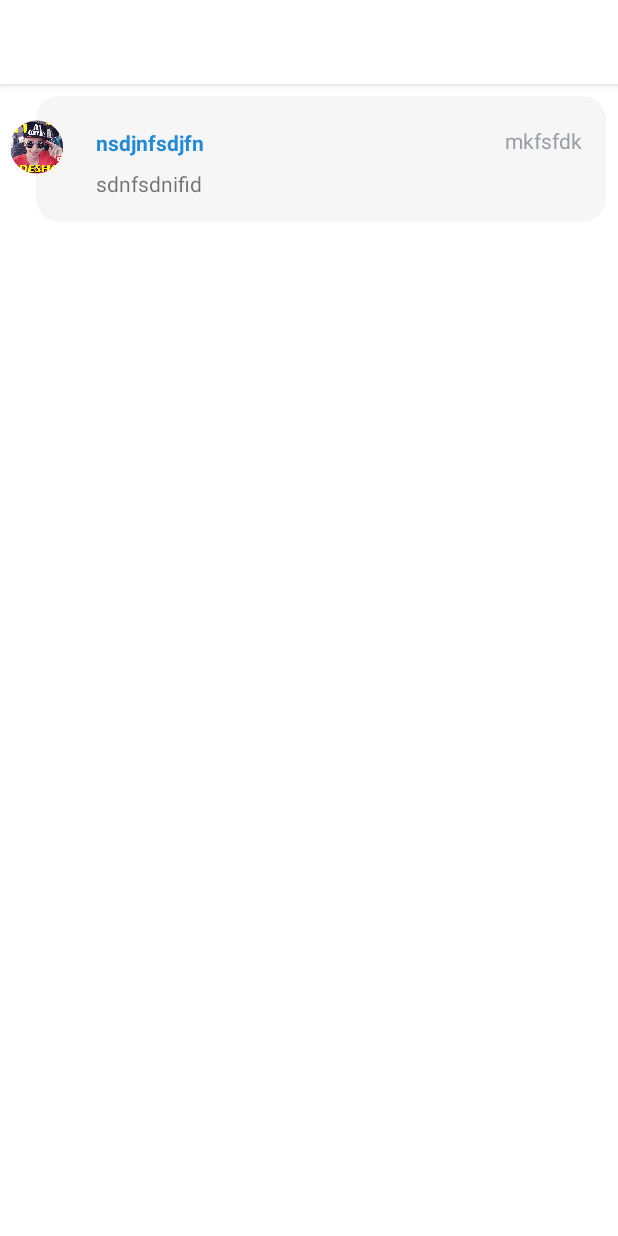
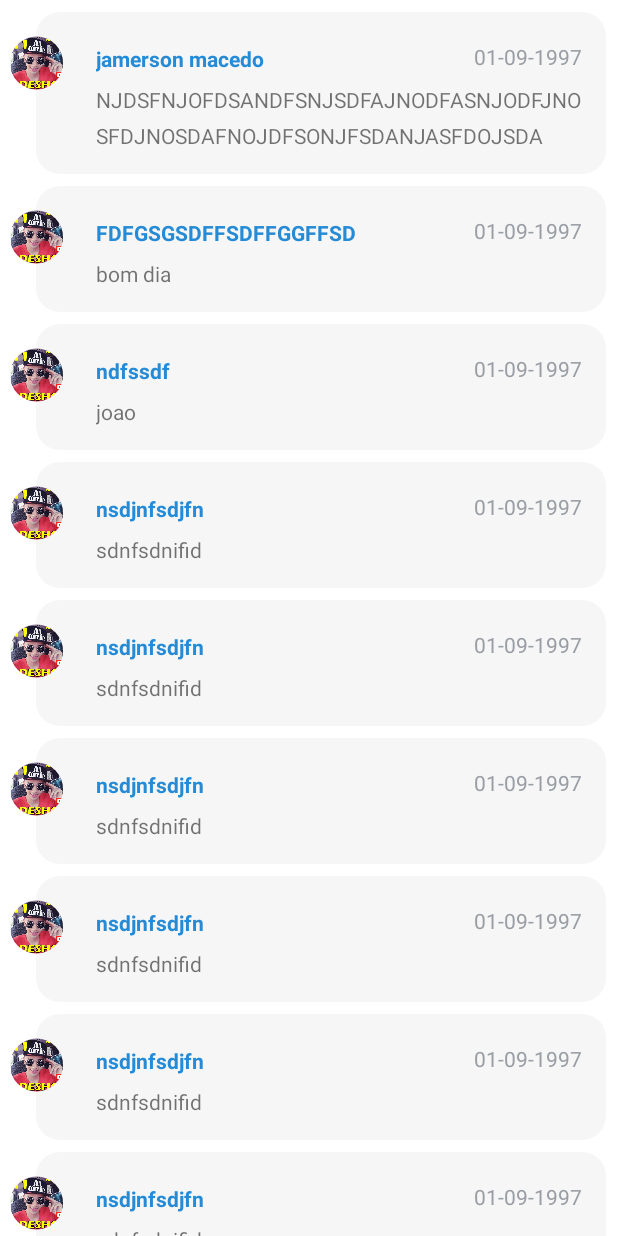
Before and after one commit to jamerson-macedo/RecyclerViewAnimado, an Android app: the screen it shows after launch (MainActivity), on a phone screen of 412 x 824 dp. Run offline under Robolectric (Android 15) with nearby library versions, the phone set to English and light mode, and no system bars; our stand-ins replace CircleImageView.

Commit message:
Desativando a toolbar

```diff
--- a/app/src/main/java/com/organizze/jmdevelopers/recyclerviewanimado/MainActivity.java
+++ b/app/src/main/java/com/organizze/jmdevelopers/recyclerviewanimado/MainActivity.java
@@ -4,6 +4,8 @@ import android.support.v7.app.AppCompatActivity;
 import android.os.Bundle;
 import android.support.v7.widget.LinearLayoutManager;
 import android.support.v7.widget.RecyclerView;
+import android.view.Window;
+import android.view.WindowManager;
 
 import java.util.ArrayList;
 import java.util.List;
@@ -17,13 +19,28 @@ public class MainActivity extends AppCompatActivity {
     @Override
     protected void onCreate(Bundle savedInstanceState) {
         super.onCreate(savedInstanceState);
+        requestWindowFeature(Window.FEATURE_NO_TITLE);
+        getWindow().setFlags(WindowManager.LayoutParams.FLAG_FULLSCREEN,WindowManager.LayoutParams.FLAG_FULLSCREEN);
         setContentView(R.layout.activity_main);
         recyclerView=findViewById(R.id.recyclerview);
         recyclerView.setHasFixedSize(true);
+        getSupportActionBar().hide();
+        // removendo a action bar a TOOLBAR
+
+
 
         items=new ArrayList<>();
 
-        items.add(new Item("sdnfsdnifid","nsdjnfsdjfn","mkfsfdk",R.drawable.maxresdefault));
+        items.add(new Item("NJDSFNJOFDSANDFSNJSDFAJNODFASNJODFJNOSFDJNOSDAFNOJDFSONJFSDANJASFDOJSDA","jamerson macedo","01-09-1997",R.drawable.maxresdefault));
+        items.add(new Item("bom dia","FDFGSGSDFFSDFFGGFFSD","01-09-1997",R.drawable.maxresdefault));
+        items.add(new Item("joao","ndfssdf","01-09-1997",R.drawable.maxresdefault));
+        items.add(new Item("sdnfsdnifid","nsdjnfsdjfn","01-09-1997",R.drawable.maxresdefault));
+        items.add(new Item("sdnfsdnifid","nsdjnfsdjfn","01-09-1997",R.drawable.maxresdefault));
+        items.add(new Item("sdnfsdnifid","nsdjnfsdjfn","01-09-1997",R.drawable.maxresdefault));
+        items.add(new Item("sdnfsdnifid","nsdjnfsdjfn","01-09-1997",R.drawable.maxresdefault));
+        items.add(new Item("sdnfsdnifid","nsdjnfsdjfn","01-09-1997",R.drawable.maxresdefault));
+        items.add(new Item("sdnfsdnifid","nsdjnfsdjfn","01-09-1997",R.drawable.maxresdefault));
+        items.add(new Item("sdnfsdnifid","nsdjnfsdjfn","01-09-1997",R.drawable.maxresdefault));
         // adapter
         adapter=new ItemAdapter(this,items);
         recyclerView.setAdapter(adapter);
```
